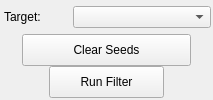
SCIInstitute/Seg3D, file src/Interface/ToolInterface/NeighborhoodConnectedFilterInterface.ui: the form before one commit.
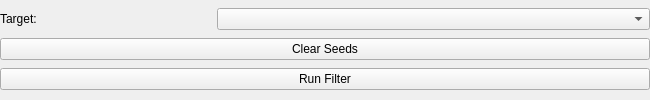
The form after the commit.

```diff
--- a/src/Interface/ToolInterface/NeighborhoodConnectedFilterInterface.ui
+++ b/src/Interface/ToolInterface/NeighborhoodConnectedFilterInterface.ui
@@ -6,12 +6,12 @@
    <rect>
     <x>0</x>
     <y>0</y>
-    <width>213</width>
+    <width>650</width>
     <height>100</height>
    </rect>
   </property>
   <property name="sizePolicy">
-   <sizepolicy hsizetype="Fixed" vsizetype="Fixed">
+   <sizepolicy hsizetype="Preferred" vsizetype="Fixed">
     <horstretch>0</horstretch>
     <verstretch>0</verstretch>
    </sizepolicy>
@@ -24,48 +24,27 @@
   </property>
   <property name="maximumSize">
    <size>
-    <width>213</width>
-    <height>100</height>
+    <width>16777215</width>
+    <height>102</height>
+   </size>
+  </property>
+  <property name="baseSize">
+   <size>
+    <width>650</width>
+    <height>0</height>
    </size>
   </property>
   <property name="windowTitle">
    <string>Form</string>
   </property>
-  <widget class="QPushButton" name="runButton">
-   <property name="geometry">
-    <rect>
-     <x>49</x>
-     <y>66</y>
-     <width>115</width>
-     <height>32</height>
-    </rect>
+  <layout class="QVBoxLayout" name="verticalLayout">
+   <property name="spacing">
+    <number>0</number>
    </property>
-   <property name="text">
-    <string>Run Filter</string>
+   <property name="margin">
+    <number>0</number>
    </property>
-  </widget>
-  <widget class="QPushButton" name="clearSeedsButton">
-   <property name="geometry">
-    <rect>
-     <x>22</x>
-     <y>34</y>
-     <width>169</width>
-     <height>32</height>
-    </rect>
-   </property>
-   <property name="text">
-    <string>Clear Seeds</string>
-   </property>
-  </widget>
-  <widget class="QWidget" name="layoutWidget_2">
-   <property name="geometry">
-    <rect>
-     <x>4</x>
-     <y>4</y>
-     <width>207</width>
-     <height>26</height>
-    </rect>
-   </property>
+   <item>
    <layout class="QHBoxLayout" name="activeHLayout" stretch="1,2">
     <property name="spacing">
      <number>0</number>
@@ -81,7 +60,34 @@
      <widget class="QComboBox" name="activeComboBox"/>
     </item>
    </layout>
-  </widget>
+   </item>
+   <item>
+    <widget class="QPushButton" name="clearSeedsButton">
+     <property name="sizePolicy">
+      <sizepolicy hsizetype="Expanding" vsizetype="Fixed">
+       <horstretch>0</horstretch>
+       <verstretch>0</verstretch>
+      </sizepolicy>
+     </property>
+     <property name="text">
+      <string>Clear Seeds</string>
+     </property>
+    </widget>
+   </item>
+   <item>
+    <widget class="QPushButton" name="runButton">
+     <property name="sizePolicy">
+      <sizepolicy hsizetype="Expanding" vsizetype="Fixed">
+       <horstretch>0</horstretch>
+       <verstretch>0</verstretch>
+      </sizepolicy>
+     </property>
+     <property name="text">
+      <string>Run Filter</string>
+     </property>
+    </widget>
+   </item>
+  </layout>
  </widget>
  <resources/>
  <connections/>
```
Lines whose indentation alone changed are shown as unchanged.
